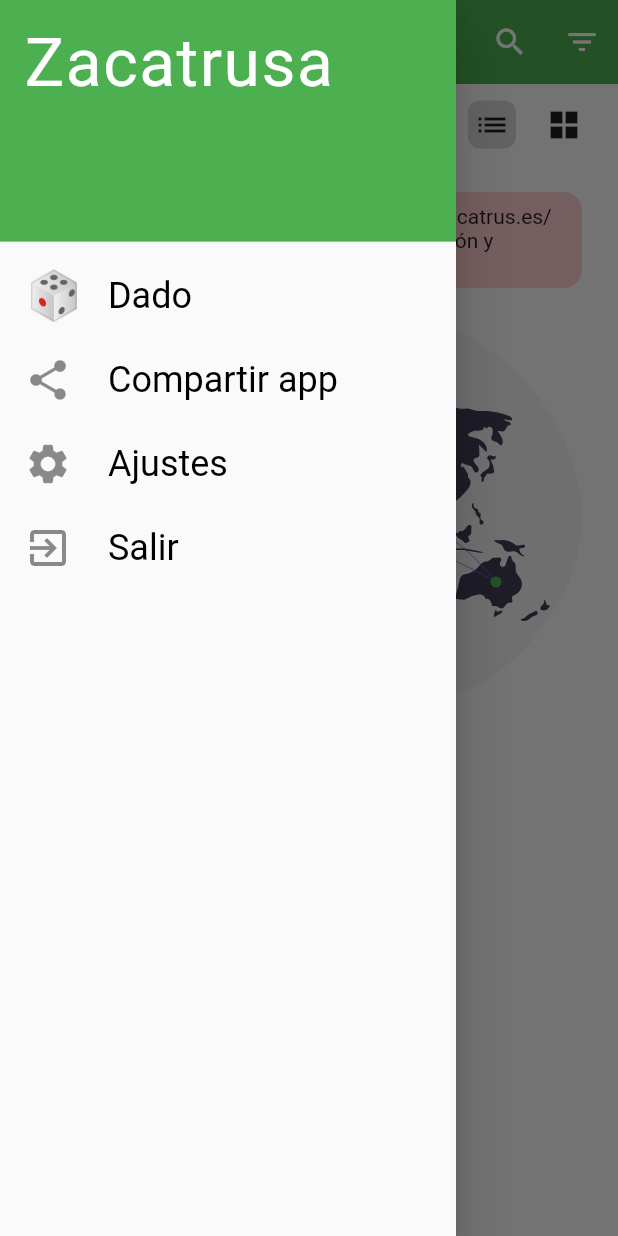
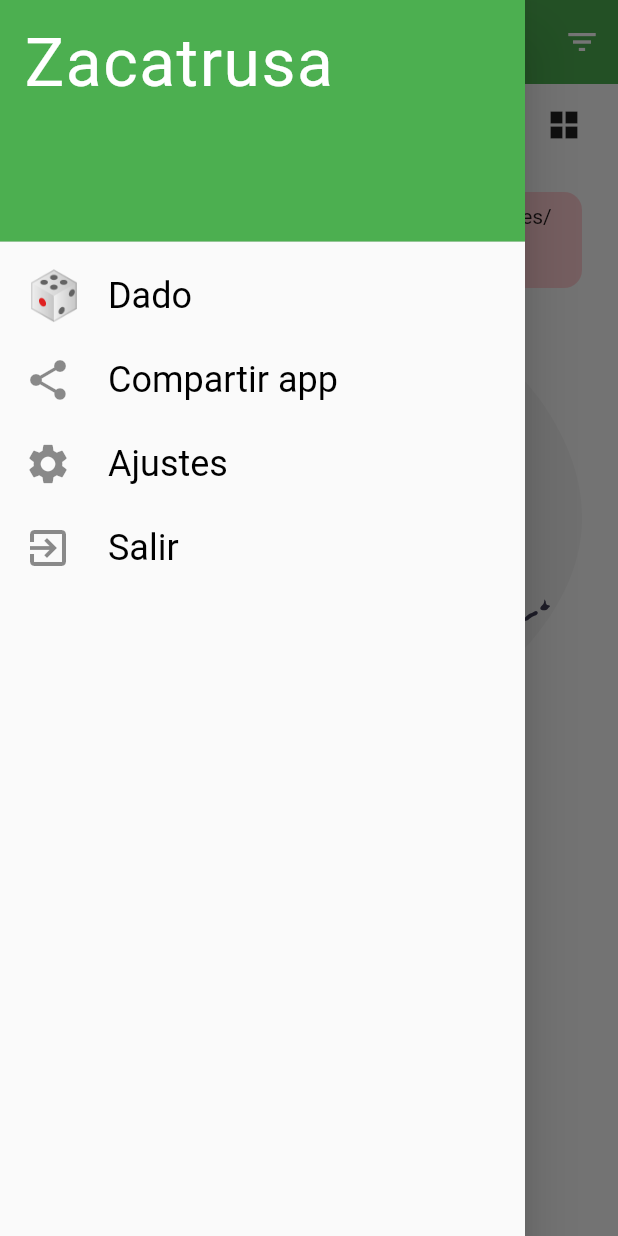
Before and after one commit to Cavitedev/zacatrusa, a Flutter app: the screen it shows after launch, with the side drawer open, on a phone screen of 412 x 824 dp. Run offline on Flutter 3.47's test engine with Material 2 defaults, Android fonts, the phone set to English and light mode, and no system bars; our stand-ins replace avatar_glow, carousel_slider, connectivity_plus, extended_image, flash, flutter_rating_bar and 9 more; missing offline and left inert: app_settings, flutter_vibrate, shake, window_size; network calls fail.

Commit message:
Resize drawer depending on device. Add responsive framework and fix scroll on drawer #54

```diff
--- a/lib/game_board/presentation/games_browse/app_drawer.dart
+++ b/lib/game_board/presentation/games_browse/app_drawer.dart
@@ -4,6 +4,7 @@
 import 'package:flutter/rendering.dart';
 import 'package:flutter/services.dart';
 import 'package:flutter_riverpod/flutter_riverpod.dart';
+import 'package:responsive_framework/responsive_framework.dart';
 import 'package:share_plus/share_plus.dart';
 
 import '../../../constants/app_constants.dart';
@@ -15,10 +16,15 @@
 
   @override
   Widget build(BuildContext context, WidgetRef ref) {
-    return Drawer(
+    return SizedBox(
+      width: ResponsiveValue(context, defaultValue: 250.0, valueWhen: [
+        const Condition.largerThan(name: MOBILE, value: 350.0)
+      ]).value,
+      child: Drawer(
         semanticLabel: "Navegación de $appName",
         child: ListView(
           padding: EdgeInsets.zero,
+          primary: false,
           children: [
             DrawerHeader(
               decoration: BoxDecoration(
@@ -80,7 +86,8 @@
               ),
               onTap: () {
                 final router = ref.read(gamesRouterDelegateProvider);
-              router.currentConf = router.currentConf.copyWith(settings: true);
+                router.currentConf =
+                    router.currentConf.copyWith(settings: true);
               },
             ), //
             ListTile(
@@ -102,6 +109,7 @@
             ) // O
           ],
         ),
+      ),
     );
   }
 }
--- a/lib/main.dart
+++ b/lib/main.dart
@@ -5,6 +5,8 @@
 import 'package:flutter_localizations/flutter_localizations.dart';
 import 'package:flutter_riverpod/flutter_riverpod.dart';
 import 'package:google_fonts/google_fonts.dart';
+import 'package:responsive_framework/responsive_framework.dart';
+import 'package:responsive_framework/responsive_wrapper.dart';
 import 'package:window_size/window_size.dart';
 
 import 'constants/app_constants.dart';
@@ -44,6 +46,16 @@
         GlobalMaterialLocalizations.delegate,
         GlobalWidgetsLocalizations.delegate,
       ],
+      builder: (context, widget) {
+        return ResponsiveWrapper.builder(
+            ClampingScrollWrapper.builder(context, widget!),
+            breakpoints: const [
+              ResponsiveBreakpoint.resize(250, name: MOBILE),
+              ResponsiveBreakpoint.resize(400, name: PHONE),
+              ResponsiveBreakpoint.resize(600, name: TABLET),
+              ResponsiveBreakpoint.resize(800, name: DESKTOP),
+            ]);
+      },
       theme: ThemeData(
           primarySwatch: ref.watch(settingsPrimaryColorControllerProvider),
           errorColor: Colors.redAccent.shade400,
@@ -55,7 +67,7 @@
             border: OutlineInputBorder(borderRadius: BorderRadius.circular(8)),
             fillColor: Colors.black12,
             isDense: true,
-            contentPadding: EdgeInsets.fromLTRB(12, 12, 6, 12),
+            contentPadding: const EdgeInsets.fromLTRB(12, 12, 6, 12),
           ),
           dialogTheme: const DialogTheme(
               shape: RoundedRectangleBorder(
--- a/pubspec.yaml
+++ b/pubspec.yaml
@@ -51,6 +51,7 @@
   qr_flutter: ^4.0.0
   shake: ^2.0.0
   flutter_vibrate: ^1.3.0
+  responsive_framework: ^0.1.5
   window_size:
     git:
       url: git://github.com/google/flutter-desktop-embedding.git
```
Also changed, not shown: pubspec.lock. Lines whose indentation alone changed are shown as unchanged.
